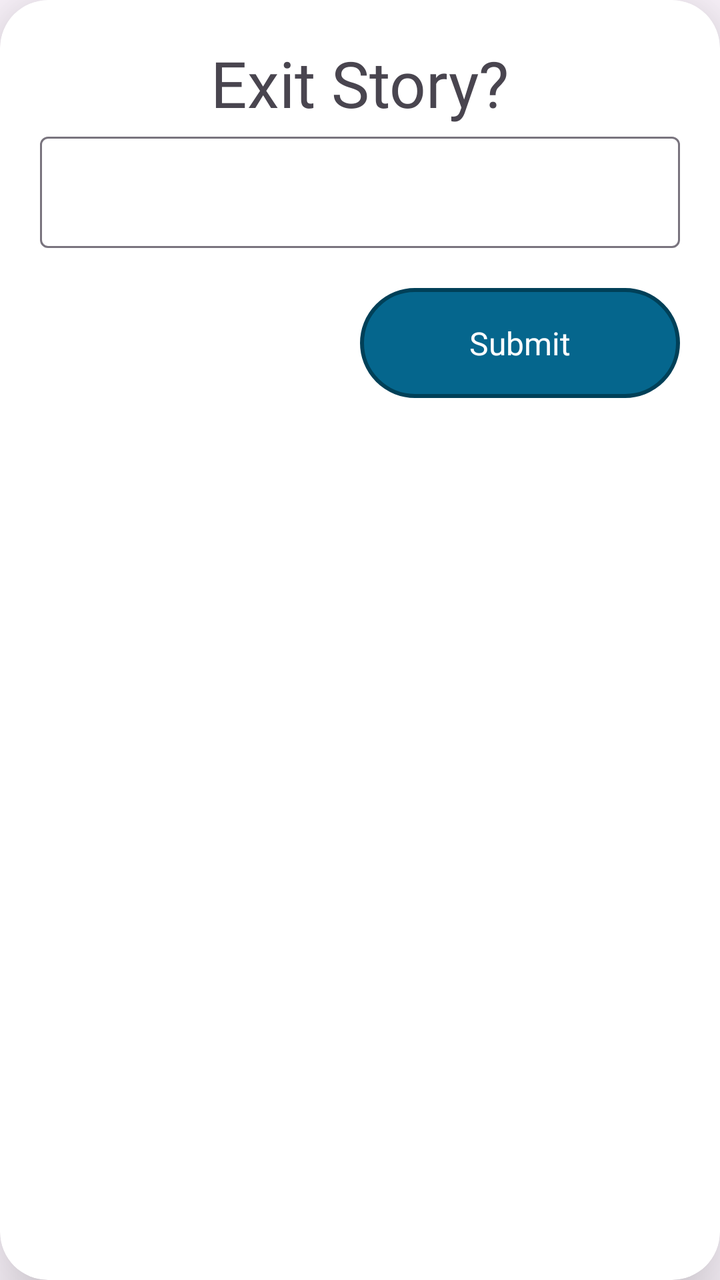
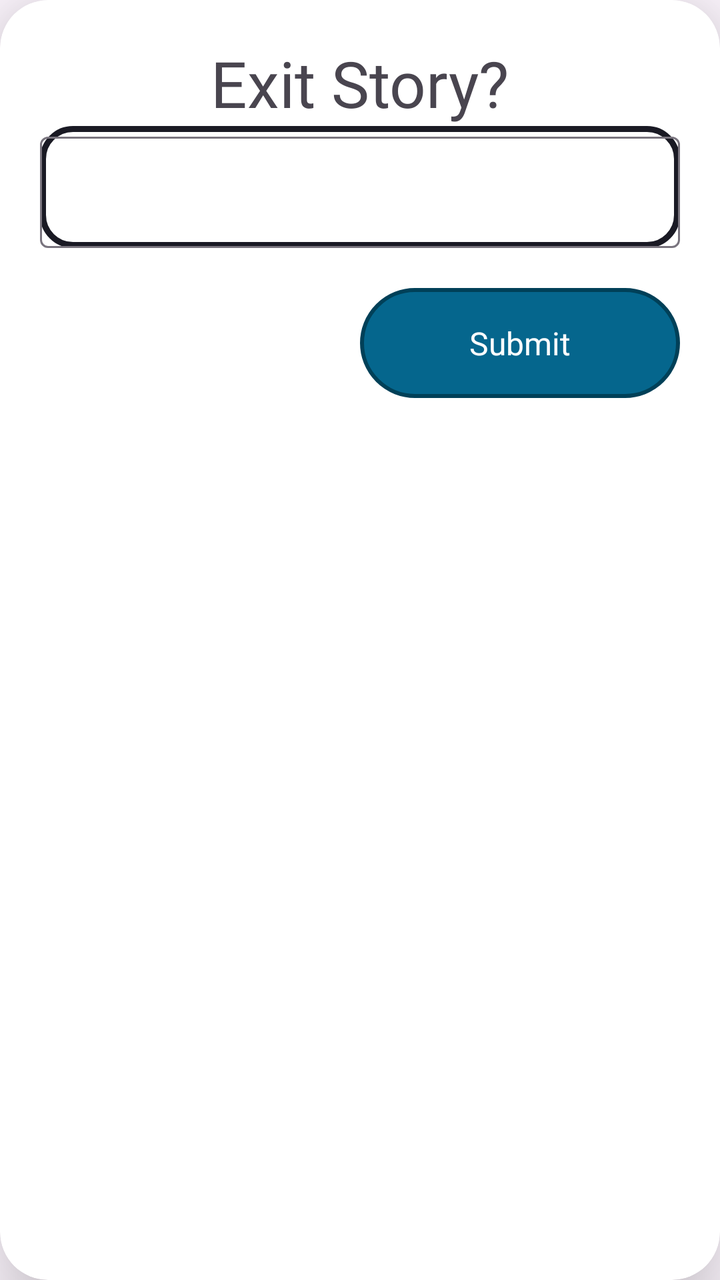

Screens rendered from an Android XML layout before and after an edit, with the pre-edit source and the edit as a unified diff.
<!-- AndroidManifest.xml: application theme Theme.Hostelvault -->
<!-- res/layout/reason_dialog.xml -->
<?xml version="1.0" encoding="utf-8"?>
<androidx.cardview.widget.CardView xmlns:android="http://schemas.android.com/apk/res/android"
    xmlns:app="http://schemas.android.com/apk/res-auto"
    android:layout_width="300dp"
    android:layout_height="wrap_content"
    android:background="@color/white"
    app:cardCornerRadius="24dp"
    app:cardElevation="24dp">

    <LinearLayout
        android:layout_width="match_parent"
        android:layout_height="wrap_content"
        android:gravity="center"
        android:orientation="vertical"
        android:padding="20dp">

        <TextView
            android:layout_width="wrap_content"
            android:layout_height="wrap_content"
            android:fontFamily="@font/poppins_semibold"
            android:text="Exit Story?"
            android:textSize="32sp">

        </TextView>

        <com.google.android.material.textfield.TextInputLayout
            android:layout_width="match_parent"
            android:layout_height="wrap_content"
            app:endIconMode="clear_text">

            <com.google.android.material.textfield.TextInputEditText
                android:layout_width="match_parent"
                android:layout_height="wrap_content"
                android:layout_marginTop="20dp">

            </com.google.android.material.textfield.TextInputEditText>

        </com.google.android.material.textfield.TextInputLayout>

        <LinearLayout
            android:layout_width="match_parent"
            android:orientation="horizontal"
            android:gravity="right"
            android:layout_height="wrap_content">

            <View
                android:layout_width="0dp"
                android:layout_height="75dp"
                android:layout_weight="1" />

            <com.google.android.material.button.MaterialButton
                style="@style/Theme.Hostelvault"
                android:layout_width="0dp"
                android:layout_weight="1"
                android:layout_height="match_parent"
                android:layout_marginTop="20dp"
                android:textSize="16sp"
                android:background="@drawable/btn_bg"
                android:text="Submit">

            </com.google.android.material.button.MaterialButton>



        </LinearLayout>



    </LinearLayout>

</androidx.cardview.widget.CardView>
<!-- resources referenced by this layout -->
<resources>
  <color name="white">#FFFFFFFF</color>
  <!-- drawable btn_bg (drawable) -->
  <?xml version="1.0" encoding="utf-8"?>
  <shape xmlns:android="http://schemas.android.com/apk/res/android" android:shape="rectangle">
      <stroke
          android:color="#004058"
          android:width="2dp">
      </stroke>
      <corners
          android:radius="500dp">
      </corners>
      <solid
          android:color="@color/dark_teal">
      </solid>
  </shape>
  <style name="Theme.Hostelvault" parent="Theme.Material3.DayNight.NoActionBar">
  
          <item name="android:statusBarColor">@color/bg_color</item>
          <item name="colorPrimary">@color/black</item>
          <item name="colorPrimaryVariant">@color/transparent</item>
          <item name="backgroundTint">@null</item>
          <item name="strokeColor">@null</item>
  
      </style>
  <color name="dark_teal">#05668D</color>
  <color name="bg_color">#1A1A24</color>
  <color name="black">#FF000000</color>
  <color name="transparent">#004F4FA5</color>
</resources>

<!-- the commit's change to res/layout/reason_dialog.xml (unified diff, before → after) -->
@@ -26,9 +26,11 @@
         <com.google.android.material.textfield.TextInputLayout
             android:layout_width="match_parent"
             android:layout_height="wrap_content"
+            android:background="@drawable/boarder"
             app:endIconMode="clear_text">
 
             <com.google.android.material.textfield.TextInputEditText
+                android:id="@+id/reason"
                 android:layout_width="match_parent"
                 android:layout_height="wrap_content"
                 android:layout_marginTop="20dp">
@@ -49,6 +51,7 @@
                 android:layout_weight="1" />
 
             <com.google.android.material.button.MaterialButton
+                android:id="@+id/reasonSubmit"
                 style="@style/Theme.Hostelvault"
                 android:layout_width="0dp"
                 android:layout_weight="1"
<!-- resource entries referenced after the edit -->
@@ -1,6 +1,56 @@
 <!-- resources referenced by this layout -->
 <resources>
   <color name="white">#FFFFFFFF</color>
+  <!-- drawable boarder (drawable) -->
+  <?xml version="1.0" encoding="utf-8"?>
+  <layer-list xmlns:android="http://schemas.android.com/apk/res/android">
+  
+      
+      <item>
+          <shape android:shape="rectangle">
+              <solid android:color="@color/card_color_25" /> 
+          </shape>
+      </item>
+  
+      
+      <item>
+          <shape android:shape="rectangle">
+              <solid android:color="@android:color/transparent" />
+              <stroke
+                  android:width="3dp"
+                  android:color="@color/bg_color" /> 
+              <corners android:radius="15dp" /> 
+          </shape>
+      </item>
+  </layer-list>
+  
+  
+  
+  
+  
+  
+  
+  
+  
+  
+  
+  
+  
+  
+  
+  
+  
+  
+  
+  
+  
+  
+  
+  
+  
+  
+  
+  
   <!-- drawable btn_bg (drawable) -->
   <?xml version="1.0" encoding="utf-8"?>
   <shape xmlns:android="http://schemas.android.com/apk/res/android" android:shape="rectangle">
@@ -24,6 +74,7 @@
           <item name="strokeColor">@null</item>
   
       </style>
+  <color name="card_color_25">#FFFFFF</color>
   <color name="dark_teal">#05668D</color>
   <color name="bg_color">#1A1A24</color>
   <color name="black">#FF000000</color>
